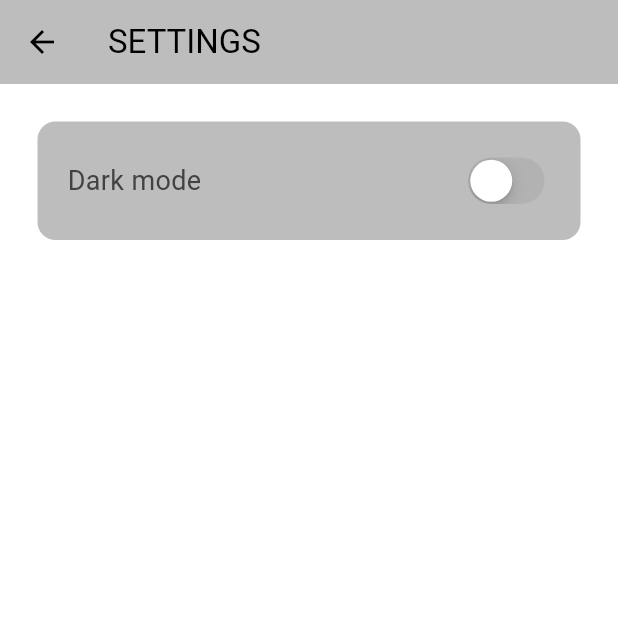
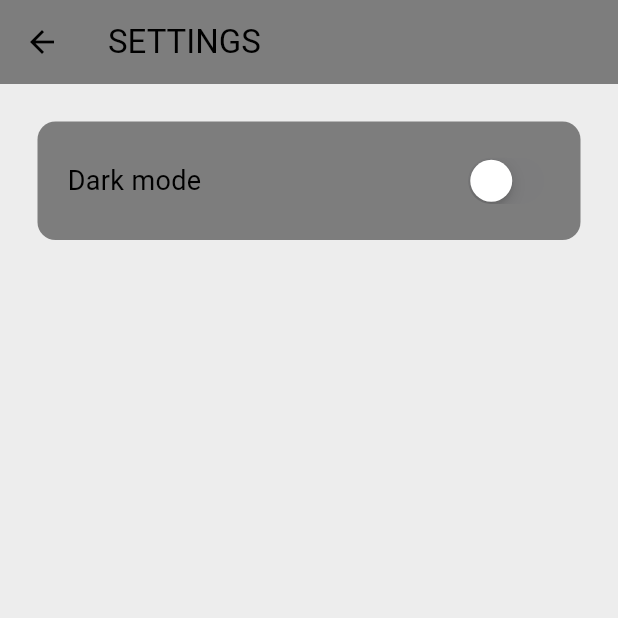
Before and after one commit to Rahim10020/NoteApp-Mkoko-, a Flutter app: the screen it shows after launch, in the side drawer, after a tap on "S E T T I N G S", on a phone screen of 412 x 824 dp, the top half of it. Run offline on Flutter 3.47's test engine with Material 3 defaults, Android fonts, the phone set to English and light mode, and no system bars; our stand-ins replace google_fonts, isar; accounts and stored records are empty; generated files the repository leaves out were written again.

Commit message:
Correction du themeProvider

```diff
--- a/lib/pages/settings_page.dart
+++ b/lib/pages/settings_page.dart
@@ -40,11 +40,11 @@ class SettingsPage extends StatelessWidget {
                 ),
                 // now we gonna have the switch
                 CupertinoSwitch(
-                  value: Provider.of<ThemeProvider>(context, listen: true)
+                  value: Provider.of<ThemeProvider>(context, listen: false)
                       .isDarkMode,
                   onChanged: (value) =>
                       Provider.of<ThemeProvider>(context, listen: false)
-                          .toggleThemes,
+                          .toggleThemes(),
                 )
               ],
             ),
--- a/lib/theme/dark_mode.dart
+++ b/lib/theme/dark_mode.dart
@@ -2,8 +2,9 @@ import 'package:flutter/material.dart';
 
 ThemeData darkMode = ThemeData(
   colorScheme: ColorScheme.dark(
-    surface: Colors.black,
-    primary: Colors.grey.shade600,
+    surface: const Color(0xFF1F1F1F),
+    primary: const Color(0xFF404040),
+    secondary: const Color(0xFF595959),
     inversePrimary: Colors.white,
   ),
 );
--- a/lib/theme/light_mode.dart
+++ b/lib/theme/light_mode.dart
@@ -2,9 +2,9 @@ import 'package:flutter/material.dart';
 
 ThemeData lightMode = ThemeData(
   colorScheme: ColorScheme.light(
-    surface: Colors.white,
-    primary: Colors.grey.shade300,
-    secondary: Colors.grey.shade400,
-    inversePrimary: Colors.grey.shade800,
+    surface: const Color(0xFFEDEDED),
+    primary: const Color(0xFFB5B5B5),
+    secondary: const Color(0xFF7D7D7D),
+    inversePrimary: Colors.black,
   ),
 );
--- a/lib/theme/theme_provider.dart
+++ b/lib/theme/theme_provider.dart
@@ -5,7 +5,8 @@ import 'package:my_first_project/theme/light_mode.dart';
 class ThemeProvider with ChangeNotifier {
   ThemeData _themeData = lightMode;
   ThemeData get themeData => _themeData;
-  bool get isDarkMode => themeData == darkMode;
+
+  bool get isDarkMode => _themeData == darkMode;
 
   set themeData(ThemeData themeData) {
     _themeData = themeData;
```
